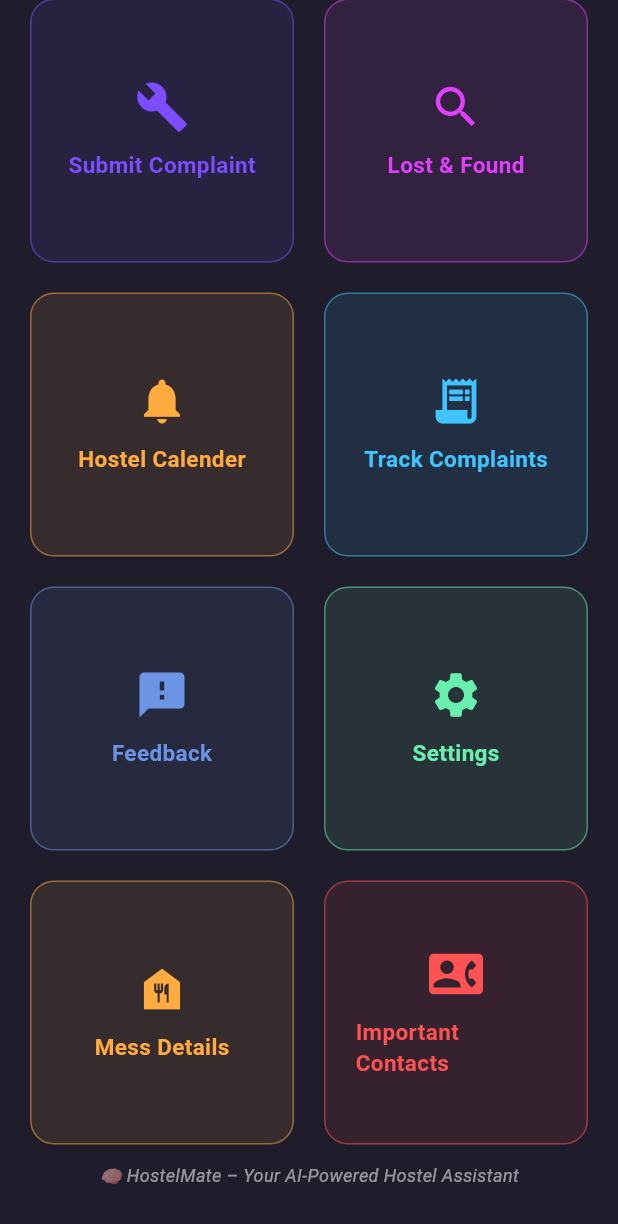
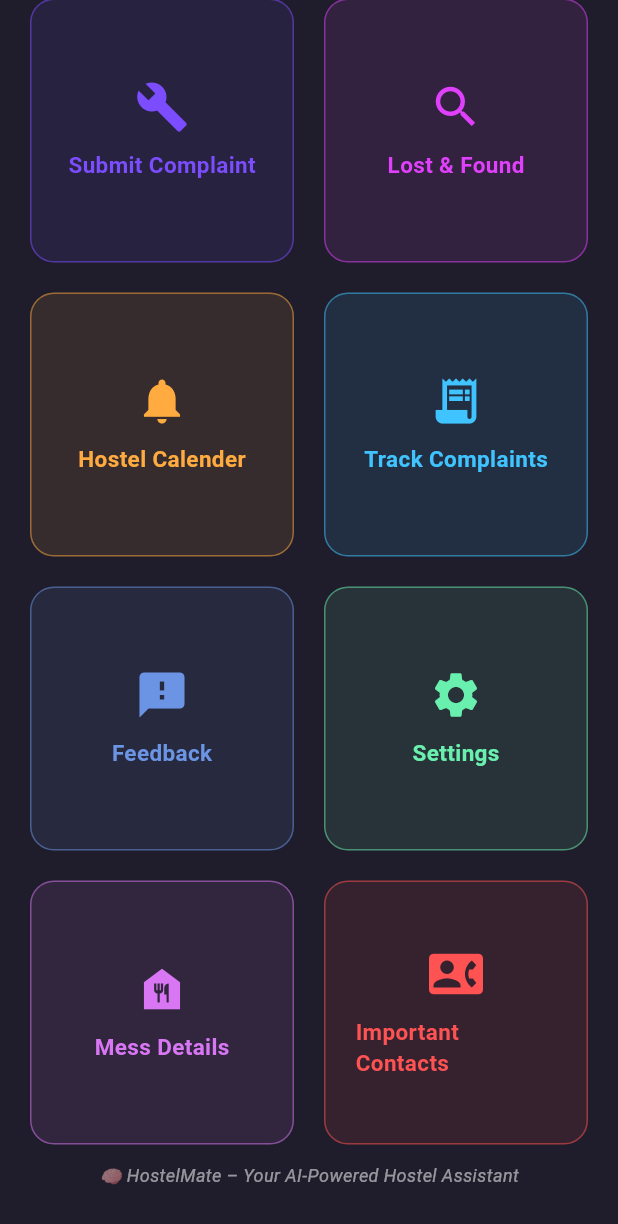
Before and after one commit to Cephei18/HostelMate-App, a Flutter app: the HomeScreen screen opened directly, scrolled down 461 dp, on a phone screen of 412 x 824 dp. Shown: the top 1224 px of the screen. Run offline on Flutter 3.47's test engine with Material 3 defaults, Android fonts, the phone set to English and light mode, and no system bars; our stand-ins replace cloud_firestore, firebase_core, shared_preferences; accounts and stored records are empty.

Commit message:
Update section

```diff
--- a/lib/home_screen.dart
+++ b/lib/home_screen.dart
@@ -157,7 +157,7 @@ class _HomeScreenState extends State<HomeScreen> {
                       _DashboardTile(
                         icon: Icons.food_bank,
                         label: 'Mess Details',
-                        color: Colors.orangeAccent,
+                        color: const Color.fromARGB(255, 216, 118, 243),
                         onTap: () {
                           // Placeholder for notifications functionality
                           ScaffoldMessenger.of(context).showSnackBar(
```
Also changed, not shown: image-1.png (added), image.png (added), 1 other file.
